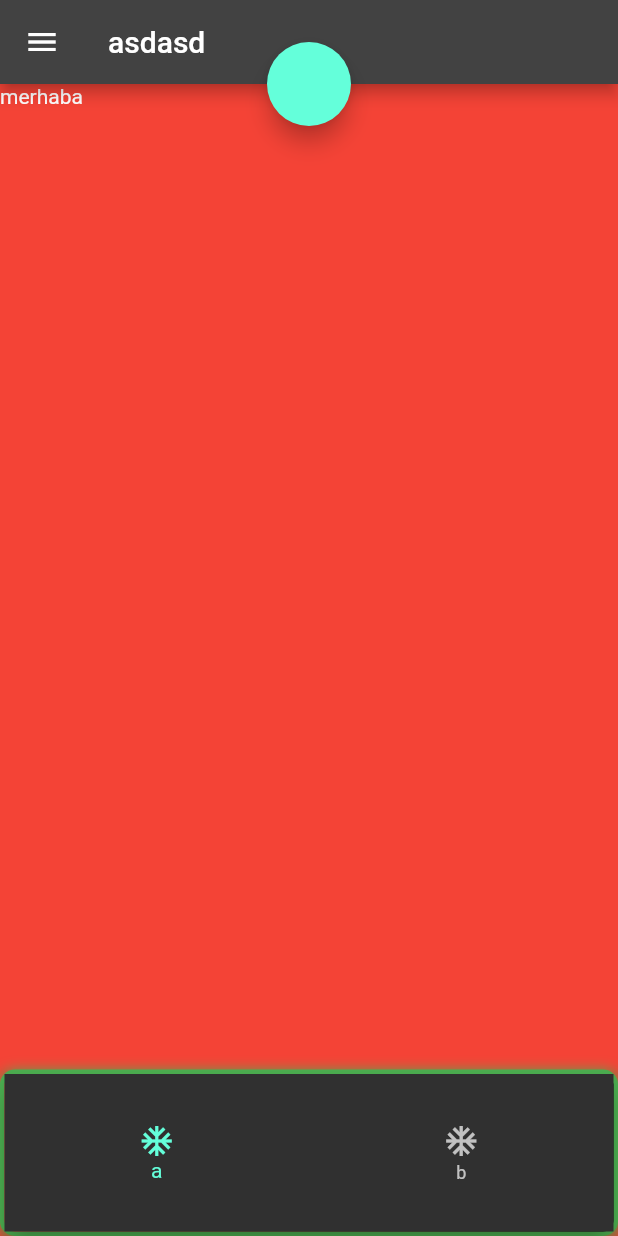
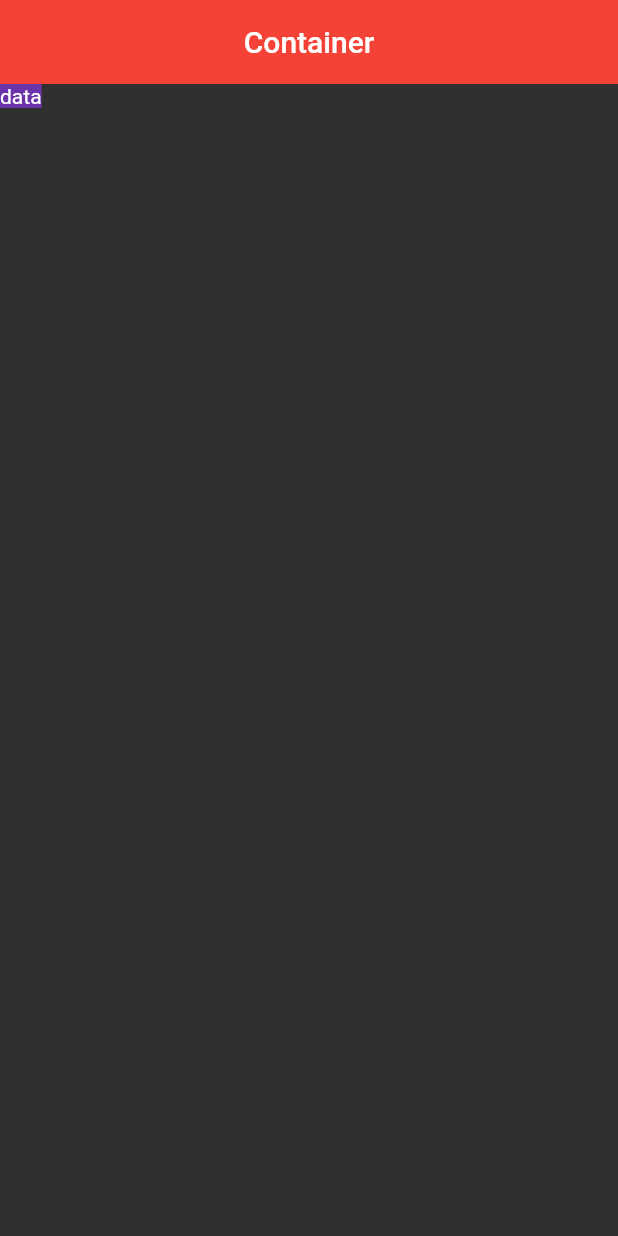
Before and after one commit to alisahin07/Temelden-Zirveye-Flutter, a Flutter app: the screen it shows after launch, on a phone screen of 412 x 824 dp. Run offline on Flutter 3.47's test engine with Material 2 defaults, Android fonts, the phone set to English and light mode, and no system bars.

Commit message:
#3 Button, ThemeData, Color sınıfı oluşturma ve detayları

```diff
--- /dev/null
+++ b/lib/101/color_learn.dart
@@ -0,0 +1,25 @@
+import 'package:flutter/material.dart';
+
+class ColorLearn extends StatelessWidget {
+  ColorLearn({Key? key}) : super(key: key);
+
+  @override
+  Widget build(BuildContext context) {
+    return Scaffold(
+      appBar: AppBar(
+        title: Text('Container'),
+      ),
+      body: Column(
+        children: [
+          Container(color: Theme.of(context).errorColor, child: Text('data')),
+        ],
+      ), //  Theme.of(context).errorColor yazarak  ana maindeki color rengini kullanmis olduk.
+    );
+  }
+}
+
+class ColorsItems {
+  static Color purchase = Color.fromARGB(150, 150, 51, 255);
+
+  static Color sulu = Color.fromARGB(198, 237, 97, 1);
+}
--- a/lib/main.dart
+++ b/lib/main.dart
@@ -1,7 +1,13 @@
 import 'package:flutter/material.dart';
+import 'package:flutter/services.dart';
+import 'package:flutter_full_learn/101/app_bar_learn.dart';
 import 'package:flutter_full_learn/101/container_sized_box_learn.dart';
 import 'package:flutter_full_learn/101/scaffold_learn.dart';
 import 'package:flutter_full_learn/101/text_learn.dart';
+
+import '101/button_learn.dart';
+import '101/color_learn.dart';
+import '101/icon_learn.dart';
 
 void main() {
   runApp(const MyApp());
@@ -15,8 +21,15 @@ class MyApp extends StatelessWidget {
   Widget build(BuildContext context) {
     return MaterialApp(
       title: 'Flutter Demo',
-      theme: ThemeData.dark(),
-      home: ScaffoldLearnView(),
+      theme: ThemeData.dark().copyWith(
+        errorColor: ColorsItems.purchase,
+        appBarTheme: AppBarTheme(
+            backgroundColor: Colors.red,
+            centerTitle: true,
+            systemOverlayStyle: SystemUiOverlayStyle.light,
+            elevation: 0),
+      ),
+      home: ColorLearn(),
     );
   }
 }
```
Also changed, not shown: lib/101/app_bar_learn.dart (added, +29 -0 lines), lib/101/button_learn.dart (added, +55 -0 lines), lib/101/icon_learn.dart (added, +25 -0 lines).
